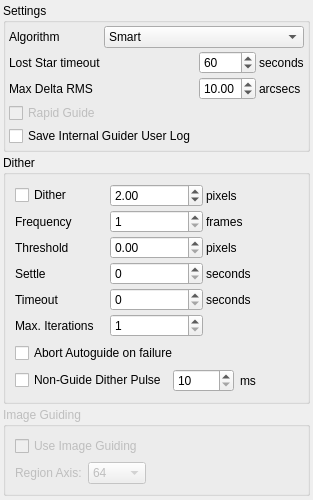
Before: the Qt Designer form kstars/ekos/guide/opsguide.ui in KDE/kstars, drawn with Qt 5.
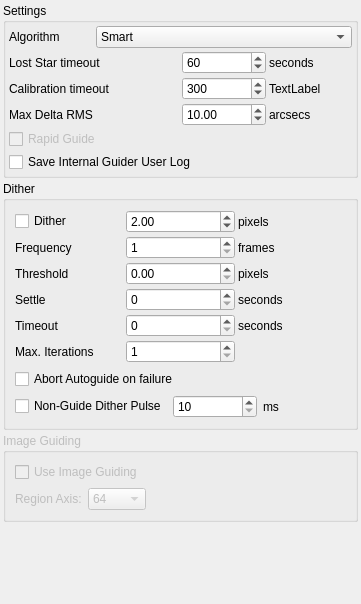
After: the same form once the commit is applied.

```diff
--- a/kstars/ekos/guide/opsguide.ui
+++ b/kstars/ekos/guide/opsguide.ui
@@ -6,8 +6,8 @@
    <rect>
     <x>0</x>
     <y>0</y>
-    <width>299</width>
-    <height>500</height>
+    <width>361</width>
+    <height>604</height>
    </rect>
   </property>
   <layout class="QVBoxLayout" name="verticalLayout_2">
@@ -47,69 +47,6 @@
       <property name="spacing">
        <number>3</number>
       </property>
-      <item row="0" column="0">
-       <widget class="QLabel" name="l_19">
-        <property name="text">
-         <string>Algorithm</string>
-        </property>
-       </widget>
-      </item>
-      <item row="2" column="2">
-       <widget class="QDoubleSpinBox" name="kcfg_GuideMaxDeltaRMS">
-        <property name="minimum">
-         <double>0.500000000000000</double>
-        </property>
-        <property name="maximum">
-         <double>30.000000000000000</double>
-        </property>
-        <property name="value">
-         <double>10.000000000000000</double>
-        </property>
-       </widget>
-      </item>
-      <item row="2" column="0">
-       <widget class="QLabel" name="label_13">
-        <property name="toolTip">
-         <string>Maximum delta RMS permitted before stopping guide process and searching for new guide stars.</string>
-        </property>
-        <property name="text">
-         <string>Max Delta RMS</string>
-        </property>
-       </widget>
-      </item>
-      <item row="1" column="0" colspan="2">
-       <widget class="QLabel" name="label_11">
-        <property name="toolTip">
-         <string>&lt;html&gt;&lt;head/&gt;&lt;body&gt;&lt;p&gt;If star tracking is lost due to passing clouds or other reasons, wait this many seconds before giving up.&lt;/p&gt;&lt;/body&gt;&lt;/html&gt;</string>
-        </property>
-        <property name="text">
-         <string>Lost Star timeout</string>
-        </property>
-       </widget>
-      </item>
-      <item row="3" column="0" colspan="2">
-       <widget class="QCheckBox" name="kcfg_RapidGuideEnabled">
-        <property name="enabled">
-         <bool>false</bool>
-        </property>
-        <property name="text">
-         <string>Rapid Guide</string>
-        </property>
-       </widget>
-      </item>
-      <item row="4" column="0" colspan="2">
-       <widget class="QCheckBox" name="kcfg_SaveGuideLog">
-        <property name="toolTip">
-         <string>&lt;html&gt;&lt;head/&gt;&lt;body&gt;&lt;p&gt;If checked and the internal guider is run, a log file is saved in the default logging directory. This is not a debug log, it is meant for user's to improve logging and can be viewed with phd2logview.&lt;/p&gt;&lt;/body&gt;&lt;/html&gt;</string>
-        </property>
-        <property name="enabled">
-         <bool>true</bool>
-        </property>
-        <property name="text">
-         <string>Save Internal Guider User Log</string>
-        </property>
-       </widget>
-      </item>
       <item row="0" column="1" colspan="3">
        <widget class="QComboBox" name="kcfg_GuideAlgorithm">
         <property name="sizePolicy">
@@ -150,6 +87,13 @@
         </item>
        </widget>
       </item>
+      <item row="0" column="0">
+       <widget class="QLabel" name="l_19">
+        <property name="text">
+         <string>Algorithm</string>
+        </property>
+       </widget>
+      </item>
       <item row="1" column="3">
        <widget class="QLabel" name="label_12">
         <property name="text">
@@ -157,6 +101,29 @@
         </property>
        </widget>
       </item>
+      <item row="1" column="0" colspan="2">
+       <widget class="QLabel" name="label_11">
+        <property name="toolTip">
+         <string>&lt;html&gt;&lt;head/&gt;&lt;body&gt;&lt;p&gt;If star tracking is lost due to passing clouds or other reasons, wait this many seconds before giving up.&lt;/p&gt;&lt;/body&gt;&lt;/html&gt;</string>
+        </property>
+        <property name="text">
+         <string>Lost Star timeout</string>
+        </property>
+       </widget>
+      </item>
+      <item row="3" column="2">
+       <widget class="QDoubleSpinBox" name="kcfg_GuideMaxDeltaRMS">
+        <property name="minimum">
+         <double>0.500000000000000</double>
+        </property>
+        <property name="maximum">
+         <double>30.000000000000000</double>
+        </property>
+        <property name="value">
+         <double>10.000000000000000</double>
+        </property>
+       </widget>
+      </item>
       <item row="1" column="2">
        <widget class="QSpinBox" name="kcfg_GuideLostStarTimeout">
         <property name="maximum">
@@ -170,13 +137,79 @@
         </property>
        </widget>
       </item>
-      <item row="2" column="3">
+      <item row="3" column="3">
        <widget class="QLabel" name="label_14">
         <property name="text">
          <string>arcsecs</string>
         </property>
        </widget>
       </item>
+      <item row="2" column="2">
+       <widget class="QSpinBox" name="kcfg_GuideCalibrationTimeout">
+        <property name="maximum">
+         <number>3600</number>
+        </property>
+        <property name="value">
+         <number>300</number>
+        </property>
+       </widget>
+      </item>
+      <item row="2" column="3">
+       <widget class="QLabel" name="label_17">
+        <property name="text">
+         <string>TextLabel</string>
+        </property>
+       </widget>
+      </item>
+      <item row="2" column="0" colspan="2">
+       <widget class="QLabel" name="label_16">
+        <property name="sizePolicy">
+         <sizepolicy hsizetype="Preferred" vsizetype="Preferred">
+          <horstretch>0</horstretch>
+          <verstretch>0</verstretch>
+         </sizepolicy>
+        </property>
+        <property name="toolTip">
+         <string>&lt;html&gt;&lt;head/&gt;&lt;body&gt;&lt;p&gt;[PHD2] If calibration takes more time than this many seconds, abort guiding.&lt;/p&gt;&lt;/body&gt;&lt;/html&gt;</string>
+        </property>
+        <property name="text">
+         <string>Calibration timeout</string>
+        </property>
+       </widget>
+      </item>
+      <item row="3" column="0" colspan="2">
+       <widget class="QLabel" name="label_13">
+        <property name="toolTip">
+         <string>Maximum delta RMS permitted before stopping guide process and searching for new guide stars.</string>
+        </property>
+        <property name="text">
+         <string>Max Delta RMS</string>
+        </property>
+       </widget>
+      </item>
+      <item row="4" column="0" colspan="4">
+       <widget class="QCheckBox" name="kcfg_RapidGuideEnabled">
+        <property name="enabled">
+         <bool>false</bool>
+        </property>
+        <property name="text">
+         <string>Rapid Guide</string>
+        </property>
+       </widget>
+      </item>
+      <item row="5" column="0" colspan="4">
+       <widget class="QCheckBox" name="kcfg_SaveGuideLog">
+        <property name="enabled">
+         <bool>true</bool>
+        </property>
+        <property name="toolTip">
+         <string>&lt;html&gt;&lt;head/&gt;&lt;body&gt;&lt;p&gt;If checked and the internal guider is run, a log file is saved in the default logging directory. This is not a debug log, it is meant for user's to improve logging and can be viewed with phd2logview.&lt;/p&gt;&lt;/body&gt;&lt;/html&gt;</string>
+        </property>
+        <property name="text">
+         <string>Save Internal Guider User Log</string>
+        </property>
+       </widget>
+      </item>
      </layout>
     </widget>
    </item>
```
